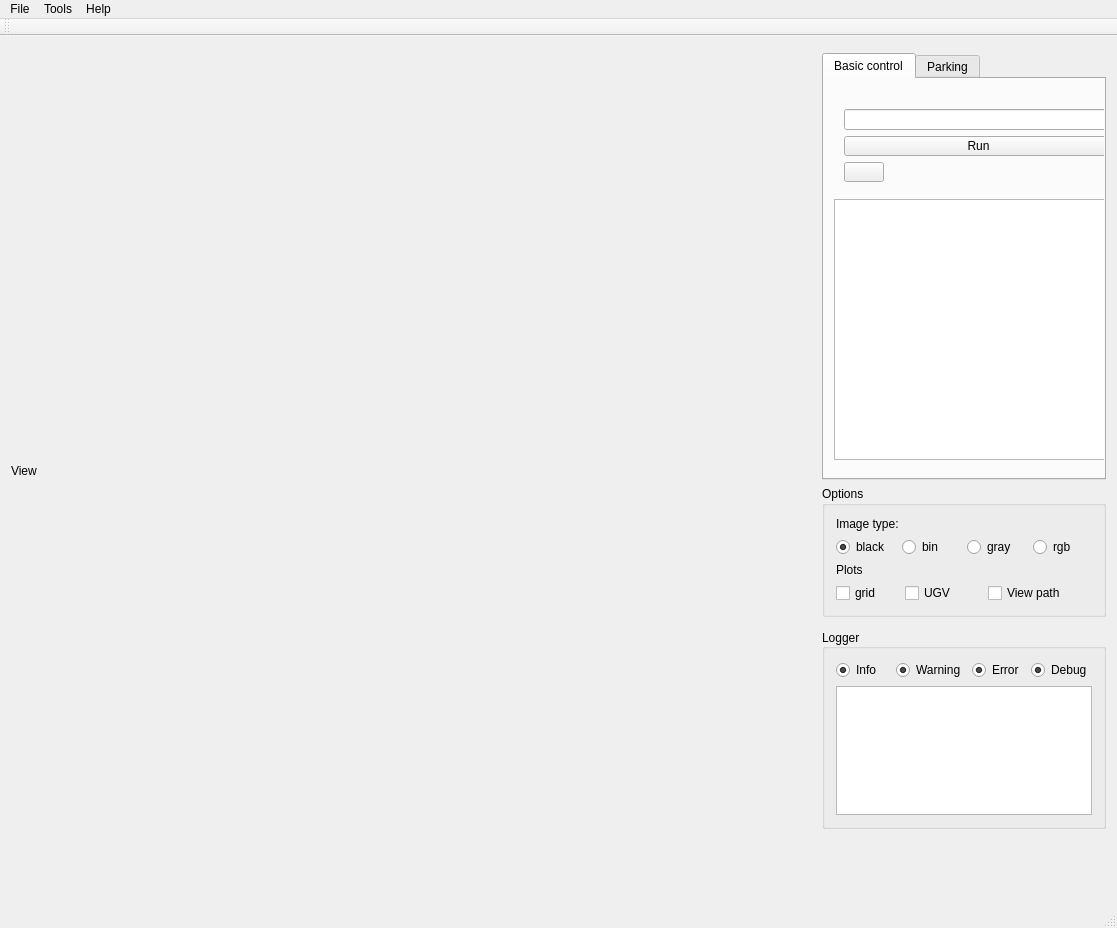
Before: the Qt Designer form uvispace/uvigui/mainwindowinterface.ui in UviDTE-UviSpace/uvispace-main-controller, drawn with Qt 5.
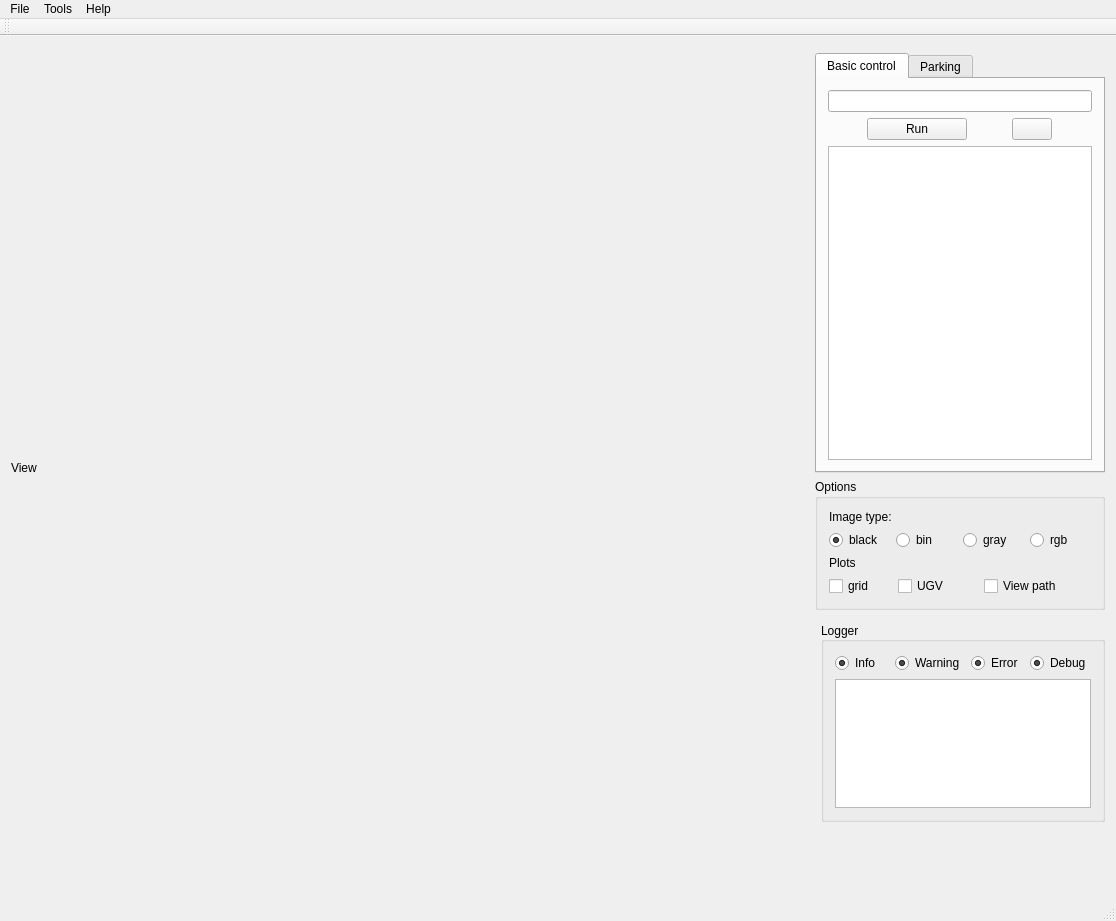
After: the same form once the commit is applied. Icons and pictures are not drawn.

What changed in the file:
```diff
--- a/uvispace/uvigui/mainwindowinterface.ui
+++ b/uvispace/uvigui/mainwindowinterface.ui
@@ -6,8 +6,8 @@
    <rect>
     <x>0</x>
     <y>0</y>
-    <width>1117</width>
-    <height>928</height>
+    <width>1116</width>
+    <height>921</height>
    </rect>
   </property>
   <property name="sizePolicy">
@@ -27,123 +27,6 @@
     </sizepolicy>
    </property>
    <layout class="QGridLayout" name="gridLayout_2">
-    <item row="2" column="2">
-     <widget class="QGroupBox" name="group_options">
-      <property name="sizePolicy">
-       <sizepolicy hsizetype="Preferred" vsizetype="Minimum">
-        <horstretch>0</horstretch>
-        <verstretch>0</verstretch>
-       </sizepolicy>
-      </property>
-      <property name="title">
-       <string>Options</string>
-      </property>
-      <layout class="QGridLayout" name="gridLayout_3">
-       <item row="4" column="0">
-        <widget class="QCheckBox" name="grid_check">
-         <property name="sizePolicy">
-          <sizepolicy hsizetype="Preferred" vsizetype="Fixed">
-           <horstretch>0</horstretch>
-           <verstretch>0</verstretch>
-          </sizepolicy>
-         </property>
-         <property name="text">
-          <string>grid</string>
-         </property>
-        </widget>
-       </item>
-       <item row="4" column="3">
-        <widget class="QCheckBox" name="path_check">
-         <property name="sizePolicy">
-          <sizepolicy hsizetype="Minimum" vsizetype="Minimum">
-           <horstretch>0</horstretch>
-           <verstretch>0</verstretch>
-          </sizepolicy>
-         </property>
-         <property name="text">
-          <string>View path</string>
-         </property>
-        </widget>
-       </item>
-       <item row="4" column="1">
-        <widget class="QCheckBox" name="ugv_check">
-         <property name="text">
-          <string>UGV</string>
-         </property>
-        </widget>
-       </item>
-       <item row="0" column="0">
-        <widget class="QLabel" name="label_img_type">
-         <property name="text">
-          <string>Image type:</string>
-         </property>
-        </widget>
-       </item>
-       <item row="3" column="0">
-        <widget class="QLabel" name="label_plot">
-         <property name="text">
-          <string>Plots</string>
-         </property>
-        </widget>
-       </item>
-       <item row="1" column="0" colspan="5">
-        <layout class="QHBoxLayout" name="horizontalLayout_3">
-         <item>
-          <widget class="QRadioButton" name="black_rb">
-           <property name="text">
-            <string>black</string>
-           </property>
-           <property name="checked">
-            <bool>true</bool>
-           </property>
-          </widget>
-         </item>
-         <item>
-          <widget class="QRadioButton" name="bin_rb">
-           <property name="text">
-            <string>bin</string>
-           </property>
-          </widget>
-         </item>
-         <item>
-          <widget class="QRadioButton" name="gray_rb">
-           <property name="text">
-            <string>gray</string>
-           </property>
-           <property name="checked">
-            <bool>false</bool>
-           </property>
-          </widget>
-         </item>
-         <item>
-          <widget class="QRadioButton" name="rgb_rb">
-           <property name="text">
-            <string>rgb</string>
-           </property>
-          </widget>
-         </item>
-        </layout>
-       </item>
-      </layout>
-     </widget>
-    </item>
-    <item row="0" column="0" rowspan="16">
-     <layout class="QVBoxLayout" name="camera">
-      <item>
-       <widget class="QLabel" name="label">
-        <property name="sizePolicy">
-         <sizepolicy hsizetype="Expanding" vsizetype="Expanding">
-          <horstretch>0</horstretch>
-          <verstretch>0</verstretch>
-         </sizepolicy>
-        </property>
-        <property name="text">
-         <string>View</string>
-        </property>
-       </widget>
-      </item>
-     </layout>
-    </item>
     <item row="4" column="2">
      <widget class="QGroupBox" name="group_logger">
       <property name="sizePolicy">
@@ -230,7 +113,24 @@
       </layout>
      </widget>
     </item>
-    <item row="1" column="2">
+    <item row="0" column="0" rowspan="16">
+     <layout class="QVBoxLayout" name="camera">
+      <item>
+       <widget class="QLabel" name="label">
+        <property name="sizePolicy">
+         <sizepolicy hsizetype="Expanding" vsizetype="Expanding">
+          <horstretch>0</horstretch>
+          <verstretch>0</verstretch>
+         </sizepolicy>
+        </property>
+        <property name="text">
+         <string>View</string>
+        </property>
+       </widget>
+      </item>
+     </layout>
+    </item>
+    <item row="1" column="1" colspan="2">
      <widget class="QTabWidget" name="tabWidget">
       <property name="sizePolicy">
        <sizepolicy hsizetype="Minimum" vsizetype="Expanding">
@@ -238,26 +138,44 @@
         <verstretch>0</verstretch>
        </sizepolicy>
       </property>
+      <property name="maximumSize">
+       <size>
+        <width>300</width>
+        <height>16777215</height>
+       </size>
+      </property>
       <property name="currentIndex">
        <number>0</number>
       </property>
       <widget class="QWidget" name="basic_control_tab">
+       <property name="sizePolicy">
+        <sizepolicy hsizetype="Minimum" vsizetype="Preferred">
+         <horstretch>0</horstretch>
+         <verstretch>0</verstretch>
+        </sizepolicy>
+       </property>
        <attribute name="title">
         <string>Basic control</string>
        </attribute>
-       <widget class="QWidget" name="verticalLayoutWidget">
-        <property name="geometry">
-         <rect>
-          <x>9</x>
-          <y>19</y>
-          <width>291</width>
-          <height>95</height>
-         </rect>
-        </property>
-        <layout class="QVBoxLayout" name="verticalLayout">
+       <layout class="QVBoxLayout" name="verticalLayout_3">
          <item>
-          <widget class="QLineEdit" name="lineEdit"/>
-         </item>
+         <widget class="QLineEdit" name="lineEdit">
+          <property name="sizePolicy">
+           <sizepolicy hsizetype="Minimum" vsizetype="Fixed">
+            <horstretch>0</horstretch>
+            <verstretch>0</verstretch>
+           </sizepolicy>
+          </property>
+          <property name="maximumSize">
+           <size>
+            <width>280</width>
+            <height>16777215</height>
+           </size>
+          </property>
+         </widget>
+        </item>
+        <item>
+         <layout class="QHBoxLayout" name="horizontalLayout">
          <item>
           <widget class="QPushButton" name="run_Button">
            <property name="sizePolicy">
@@ -266,6 +184,12 @@
              <verstretch>0</verstretch>
             </sizepolicy>
            </property>
+            <property name="maximumSize">
+             <size>
+              <width>100</width>
+              <height>16777215</height>
+             </size>
+            </property>
            <property name="text">
             <string>Run</string>
            </property>
@@ -289,18 +213,32 @@
           </widget>
          </item>
         </layout>
-       </widget>
+        </item>
+        <item>
        <widget class="QListWidget" name="listWidget">
-        <property name="geometry">
-         <rect>
-          <x>10</x>
-          <y>120</y>
-          <width>291</width>
-          <height>261</height>
-         </rect>
+          <property name="sizePolicy">
+           <sizepolicy hsizetype="Preferred" vsizetype="Expanding">
+            <horstretch>0</horstretch>
+            <verstretch>0</verstretch>
+           </sizepolicy>
+          </property>
+          <property name="verticalScrollBarPolicy">
+           <enum>Qt::ScrollBarAsNeeded</enum>
+          </property>
+          <property name="sizeAdjustPolicy">
+           <enum>QAbstractScrollArea::AdjustToContents</enum>
+          </property>
+          <property name="autoScrollMargin">
+           <number>4</number>
         </property>
         <property name="alternatingRowColors">
-         <bool>false</bool>
+           <bool>true</bool>
+          </property>
+          <property name="verticalScrollMode">
+           <enum>QAbstractItemView::ScrollPerPixel</enum>
+          </property>
+          <property name="horizontalScrollMode">
+           <enum>QAbstractItemView::ScrollPerPixel</enum>
         </property>
         <property name="resizeMode">
          <enum>QListView::Adjust</enum>
@@ -309,6 +247,8 @@
          <enum>QListView::ListMode</enum>
         </property>
        </widget>
+        </item>
+       </layout>
       </widget>
       <widget class="QWidget" name="train_tab">
        <attribute name="title">
@@ -317,6 +257,106 @@
       </widget>
      </widget>
     </item>
+    <item row="2" column="1" colspan="2">
+     <widget class="QGroupBox" name="group_options">
+      <property name="sizePolicy">
+       <sizepolicy hsizetype="Preferred" vsizetype="Minimum">
+        <horstretch>0</horstretch>
+        <verstretch>0</verstretch>
+       </sizepolicy>
+      </property>
+      <property name="title">
+       <string>Options</string>
+      </property>
+      <layout class="QGridLayout" name="gridLayout_3">
+       <item row="4" column="0">
+        <widget class="QCheckBox" name="grid_check">
+         <property name="sizePolicy">
+          <sizepolicy hsizetype="Preferred" vsizetype="Fixed">
+           <horstretch>0</horstretch>
+           <verstretch>0</verstretch>
+          </sizepolicy>
+         </property>
+         <property name="text">
+          <string>grid</string>
+         </property>
+        </widget>
+       </item>
+       <item row="4" column="3">
+        <widget class="QCheckBox" name="path_check">
+         <property name="sizePolicy">
+          <sizepolicy hsizetype="Minimum" vsizetype="Minimum">
+           <horstretch>0</horstretch>
+           <verstretch>0</verstretch>
+          </sizepolicy>
+         </property>
+         <property name="text">
+          <string>View path</string>
+         </property>
+        </widget>
+       </item>
+       <item row="4" column="1">
+        <widget class="QCheckBox" name="ugv_check">
+         <property name="text">
+          <string>UGV</string>
+         </property>
+        </widget>
+       </item>
+       <item row="0" column="0">
+        <widget class="QLabel" name="label_img_type">
+         <property name="text">
+          <string>Image type:</string>
+         </property>
+        </widget>
+       </item>
+       <item row="3" column="0">
+        <widget class="QLabel" name="label_plot">
+         <property name="text">
+          <string>Plots</string>
+         </property>
+        </widget>
+       </item>
+       <item row="1" column="0" colspan="5">
+        <layout class="QHBoxLayout" name="horizontalLayout_3">
+         <item>
+          <widget class="QRadioButton" name="black_rb">
+           <property name="text">
+            <string>black</string>
+           </property>
+           <property name="checked">
+            <bool>true</bool>
+           </property>
+          </widget>
+         </item>
+         <item>
+          <widget class="QRadioButton" name="bin_rb">
+           <property name="text">
+            <string>bin</string>
+           </property>
+          </widget>
+         </item>
+         <item>
+          <widget class="QRadioButton" name="gray_rb">
+           <property name="text">
+            <string>gray</string>
+           </property>
+           <property name="checked">
+            <bool>false</bool>
+           </property>
+          </widget>
+         </item>
+         <item>
+          <widget class="QRadioButton" name="rgb_rb">
+           <property name="text">
+            <string>rgb</string>
+           </property>
+          </widget>
+         </item>
+        </layout>
+       </item>
+      </layout>
+     </widget>
+    </item>
    </layout>
   </widget>
   <widget class="QMenuBar" name="menuBar">
@@ -324,8 +364,8 @@
     <rect>
      <x>0</x>
      <y>0</y>
-     <width>1117</width>
-     <height>25</height>
+     <width>1116</width>
+     <height>22</height>
     </rect>
    </property>
    <widget class="QMenu" name="menufile">
```
Lines whose indentation alone changed are shown as unchanged.
